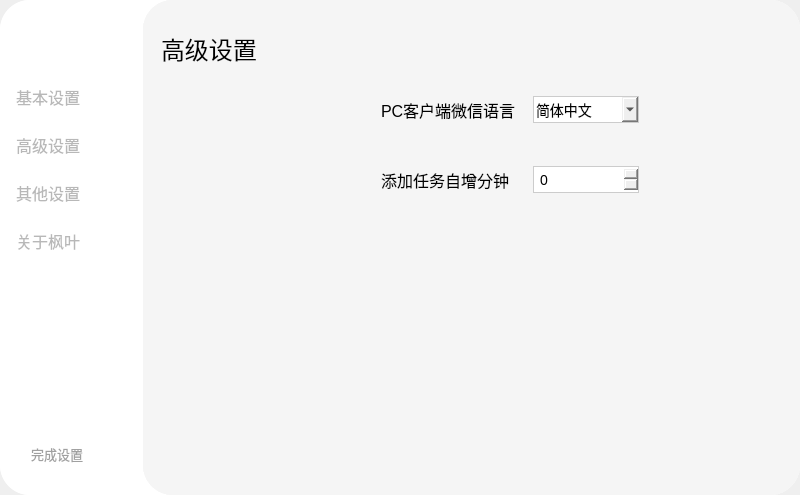
The window that Ui_SettingWindow.ui (YangShengzhou03/LeafAuto) describes before a commit, drawn with Qt 5.
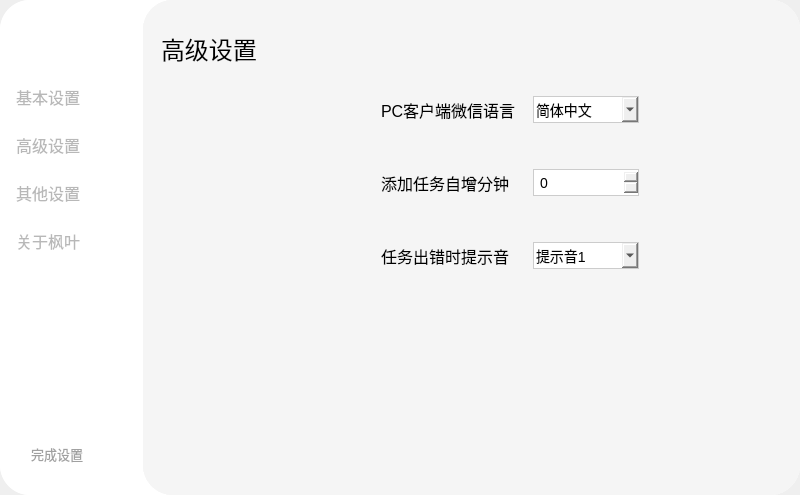
The same window after the commit. The open tabs and pages were chosen to show the change. Icons and pictures are not drawn.

Patch:
```diff
--- a/Ui_SettingWindow.ui
+++ b/Ui_SettingWindow.ui
@@ -921,13 +921,96 @@
                   </spacer>
                  </item>
                  <item>
-                  <layout class="QHBoxLayout" name="horizontalLayout_7">
+                  <layout class="QHBoxLayout" name="horizontalLayout_7" stretch="1,1,1">
                    <property name="spacing">
                     <number>8</number>
                    </property>
                    <property name="leftMargin">
                     <number>220</number>
                    </property>
+                   <item>
+                    <widget class="QLabel" name="label_errorAudio">
+                     <property name="font">
+                      <font>
+                       <pointsize>12</pointsize>
+                      </font>
+                     </property>
+                     <property name="text">
+                      <string>任务出错时提示音</string>
+                     </property>
+                    </widget>
+                   </item>
+                   <item>
+                    <widget class="QComboBox" name="comboBox_errorAudio">
+                     <property name="minimumSize">
+                      <size>
+                       <width>106</width>
+                       <height>27</height>
+                      </size>
+                     </property>
+                     <property name="maximumSize">
+                      <size>
+                       <width>106</width>
+                       <height>27</height>
+                      </size>
+                     </property>
+                     <property name="styleSheet">
+                      <string notr="true">QComboBox {
+border: 1px solid #ccc;
+padding: 2px;
+font-family: 'Microsoft YaHei', sans-serif;
+font-size: 14px;
+width: 120px;
+}
+QComboBox:hover {
+border-color: #888;
+}
+QComboBox QAbstractItemView {
+border-radius: 0px;
+background-color: white;
+selection-background-color: #ddd;
+}</string>
+                     </property>
+                     <item>
+                      <property name="text">
+                       <string>提示音1</string>
+                      </property>
+                     </item>
+                     <item>
+                      <property name="text">
+                       <string>提示音2</string>
+                      </property>
+                     </item>
+                     <item>
+                      <property name="text">
+                       <string>提示音3</string>
+                      </property>
+                     </item>
+                     <item>
+                      <property name="text">
+                       <string>提示音4</string>
+                      </property>
+                     </item>
+                     <item>
+                      <property name="text">
+                       <string>提示音5</string>
+                      </property>
+                     </item>
+                    </widget>
+                   </item>
+                   <item>
+                    <spacer name="horizontalSpacer_12">
+                     <property name="orientation">
+                      <enum>Qt::Horizontal</enum>
+                     </property>
+                     <property name="sizeHint" stdset="0">
+                      <size>
+                       <width>40</width>
+                       <height>20</height>
+                      </size>
+                     </property>
+                    </spacer>
+                   </item>
                   </layout>
                  </item>
                  <item>
```
Left out of the diff: 32 changed lines with no effect on the pictures.
